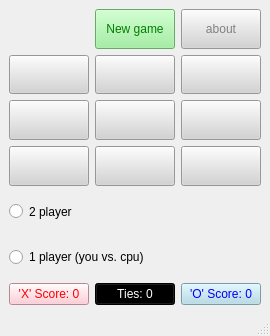
Old version of the form assignment18/tic/main.ui in the repository akheradmand/Pythone-Assignments.
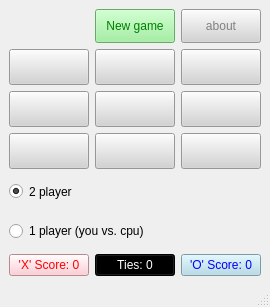
New version of the form.

Diff of the .ui file:
```diff
--- a/assignment18/tic/main.ui
+++ b/assignment18/tic/main.ui
@@ -6,8 +6,8 @@
    <rect>
     <x>0</x>
     <y>0</y>
-    <width>245</width>
-    <height>336</height>
+    <width>255</width>
+    <height>307</height>
    </rect>
   </property>
   <property name="windowTitle">
@@ -102,6 +102,9 @@
         <property name="text">
          <string>2 player</string>
         </property>
+        <property name="checked">
+         <bool>true</bool>
+        </property>
        </widget>
       </item>
       <item row="2" column="0">
```
Left out of the diff: 2 changed lines with no effect on the pictures.
